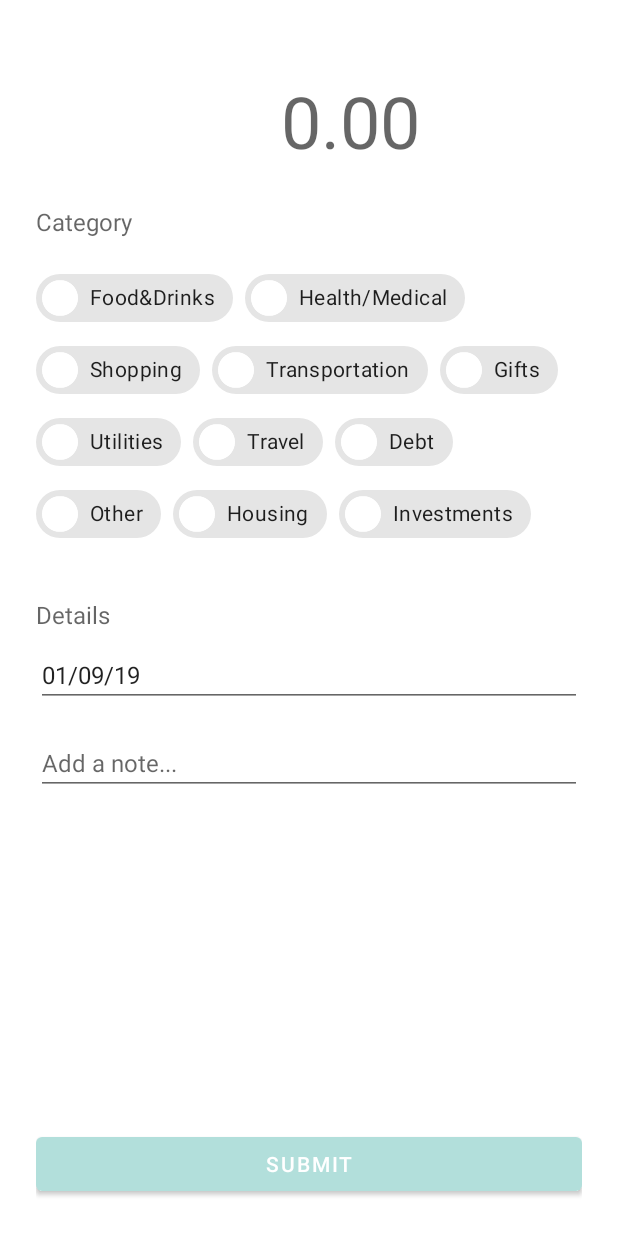
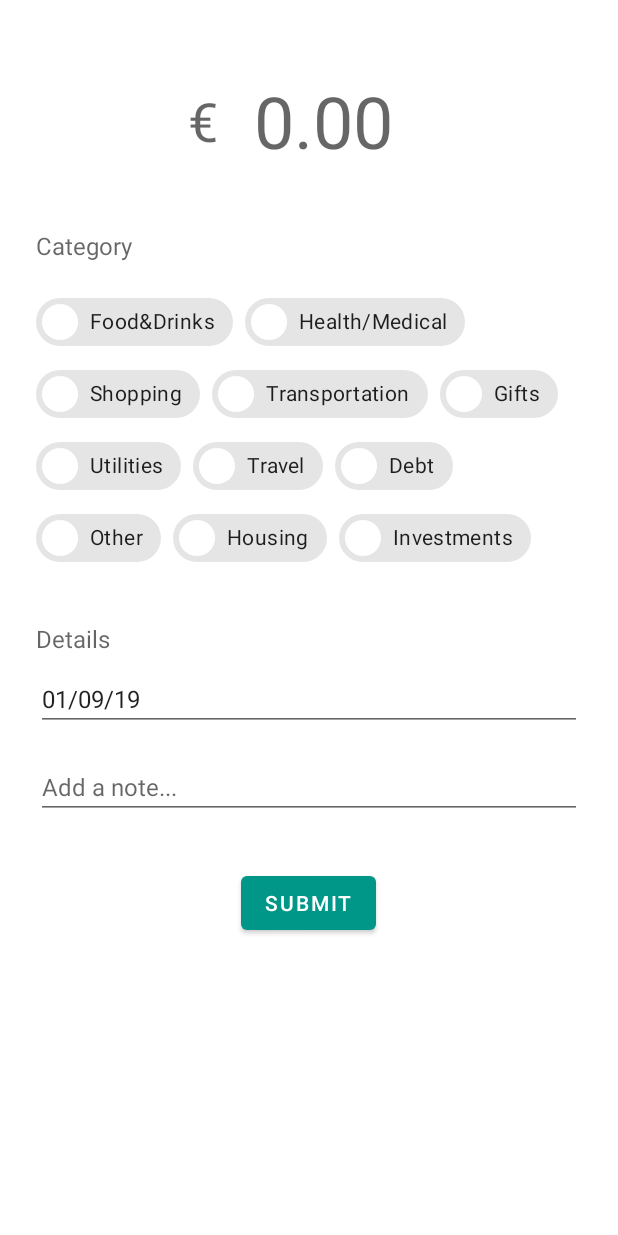
Before and after one commit to tdevika/hush-android, an Android app: the screen it shows after launch (XpnsActivity), on a phone screen of 412 x 824 dp. Run offline under Robolectric (Android 15) with nearby library versions, the phone set to English and light mode, and no system bars; our stand-ins replace Dagger/Hilt's generated code, RxJava, data binding; 2 statements that could not run were skipped.

Commit message:
+ Code clean + XML Refactor

```diff
--- a/app/src/main/res/layout/activity_xpns.xml
+++ b/app/src/main/res/layout/activity_xpns.xml
@@ -12,21 +12,21 @@
 
     </data>
 
-    <RelativeLayout
+    <LinearLayout
         android:layout_width="match_parent"
         android:layout_height="match_parent"
+        android:gravity="start"
+        android:orientation="vertical"
         android:padding="24dp">
 
         <LinearLayout
             android:id="@+id/amount_container"
             android:layout_width="wrap_content"
             android:layout_height="wrap_content"
-            android:layout_alignParentTop="true"
-            android:layout_centerHorizontal="true"
+            android:layout_gravity="center_horizontal"
             android:orientation="horizontal">
 
-            <com.google.android.material.textfield.TextInputLayout
-                style="@style/Widget.MaterialComponents.TextInputLayout.FilledBox"
+            <TextView
                 android:layout_width="wrap_content"
                 android:layout_height="wrap_content"
                 android:layout_gravity="center_vertical"
@@ -42,43 +42,50 @@
                 android:hint="@string/hint_amount"
                 android:inputType="numberDecimal"
                 android:padding="24dp"
-                android:paddingBottom="16dp"
                 android:text="@={viewModel.amount}"
                 android:textSize="48sp" />
 
         </LinearLayout>
 
-        <androidx.appcompat.widget.AppCompatTextView
+        <android.widget.Space
+            android:layout_width="match_parent"
+            android:layout_height="@dimen/space_16dp" />
+
+        <TextView
             android:id="@+id/category_label"
             android:layout_width="wrap_content"
             android:layout_height="wrap_content"
-            android:layout_below="@+id/amount_container"
             android:hint="@string/label_category"
             android:textSize="16sp" />
-
+        <android.widget.Space
+            android:layout_width="match_parent"
+            android:layout_height="@dimen/space_16dp" />
         <com.xpns.utils.CustomChipGroup
             android:id="@+id/cg_category"
             android:layout_width="wrap_content"
             android:layout_height="wrap_content"
-            android:layout_below="@+id/category_label"
-            android:layout_marginTop="16dp"
+
             bind:category="@{viewModel.category}" />
 
-        <androidx.appcompat.widget.AppCompatTextView
+        <android.widget.Space
+            android:layout_width="match_parent"
+            android:layout_height="@dimen/space_32dp" />
+
+        <TextView
             android:id="@+id/label_details"
             android:layout_width="wrap_content"
             android:layout_height="wrap_content"
-            android:layout_below="@+id/cg_category"
-            android:layout_marginTop="32dp"
             android:hint="@string/label_details"
             android:textSize="16sp" />
+
+        <android.widget.Space
+            android:layout_width="match_parent"
+            android:layout_height="@dimen/space_8dp" />
 
         <com.google.android.material.textfield.TextInputEditText
             android:id="@+id/datePicker"
             android:layout_width="match_parent"
             android:layout_height="wrap_content"
-            android:layout_below="@+id/label_details"
-            android:layout_marginTop="8dp"
             android:focusable="false"
             android:gravity="start"
             android:inputType="date"
@@ -86,25 +93,31 @@
             android:text="@={viewModel.date}"
             android:textSize="16sp" />
 
+        <android.widget.Space
+            android:layout_width="match_parent"
+            android:layout_height="@dimen/space_16dp" />
 
         <com.google.android.material.textfield.TextInputEditText
             android:id="@+id/note"
             android:layout_width="match_parent"
             android:layout_height="wrap_content"
-            android:layout_below="@+id/datePicker"
-            android:layout_marginTop="16dp"
             android:gravity="start"
             android:hint="@string/hint_note"
             android:inputType="text"
             android:text="@={viewModel.note}"
             android:textSize="16sp" />
 
-        <com.google.android.material.button.MaterialButton
+        <android.widget.Space
             android:layout_width="match_parent"
+            android:layout_height="@dimen/space_32dp" />
+
+        <Button
+            android:layout_width="wrap_content"
             android:layout_height="wrap_content"
-            android:layout_alignParentBottom="true"
+            android:layout_gravity="center_horizontal"
             android:onClick="@{() -> viewModel.onSubmit()}"
             android:text="@string/submit" />
-    </RelativeLayout>
+
+    </LinearLayout>
 
 </layout>
--- a/app/src/main/res/values/dimens.xml
+++ b/app/src/main/res/values/dimens.xml
@@ -1,4 +1,7 @@
 <resources>
     <!-- Default screen margins, per the Android Design guidelines. -->
 
+    <dimen name="space_8dp">8dp</dimen>
+    <dimen name="space_16dp">16dp</dimen>
+    <dimen name="space_32dp">32dp</dimen>
 </resources>
--- a/app/src/main/res/values/styles.xml
+++ b/app/src/main/res/values/styles.xml
@@ -1,6 +1,3 @@
 <resources>
 
-    <style name="Widget.Xpns.MyButton" parent="Widget.MaterialComponents.Button">
-        <item name="backgroundTint">?attr/colorSecondary</item>
-    </style>
 </resources>
--- a/app/src/main/res/values/themes.xml
+++ b/app/src/main/res/values/themes.xml
@@ -2,7 +2,7 @@
 
 <resources>
 
-    <style name="Theme.Xpns" parent="Theme.MaterialComponents.DayNight.NoActionBar">
+    <style name="Theme.Xpns" parent="Theme.MaterialComponents.Light.NoActionBar">
 
         <item name="colorPrimary">@color/colorPrimary</item>
         <item name="colorPrimaryDark">@color/colorPrimaryVariant</item>
@@ -15,7 +15,6 @@
 
         <!-- Type styles -->
         <item name="textAppearanceHeadline1">@style/TextAppearance.Xpns.Headline1</item>
-        <item name="materialButtonStyle">@style/Widget.Xpns.MyButton</item>
 
     </style>
 </resources>
--- a/dependencies.gradle
+++ b/dependencies.gradle
@@ -1,7 +1,7 @@
 ext {
 
 
-    minSdkVersion = 21
+    minSdkVersion = 19
     compileSdkVersion = 28
     targetSdkVersion = 28
     // Update to date for 28/12/2018
```
Also changed, not shown: 1 other file.
